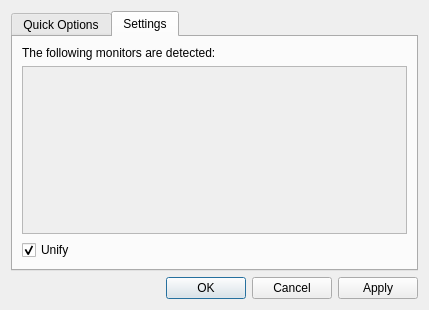
The window that mainwindow.ui (lxqt/lxqt-config) describes before a commit, drawn with Qt 5.
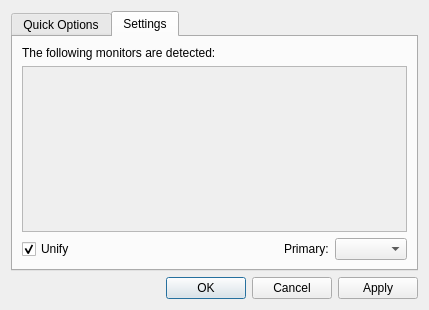
The same window after the commit.

```diff
--- a/mainwindow.ui
+++ b/mainwindow.ui
@@ -90,7 +90,7 @@
             <x>0</x>
             <y>0</y>
             <width>387</width>
-            <height>160</height>
+            <height>154</height>
            </rect>
           </property>
           <layout class="QVBoxLayout" name="monitorLayout">
@@ -112,6 +112,8 @@
         </widget>
        </item>
        <item>
+        <layout class="QHBoxLayout" name="horizontalLayout">
+         <item>
         <widget class="QCheckBox" name="unify">
          <property name="text">
           <string>Unify</string>
@@ -120,6 +122,31 @@
           <bool>true</bool>
          </property>
         </widget>
+         </item>
+         <item>
+          <spacer name="horizontalSpacer">
+           <property name="orientation">
+            <enum>Qt::Horizontal</enum>
+           </property>
+           <property name="sizeHint" stdset="0">
+            <size>
+             <width>40</width>
+             <height>20</height>
+            </size>
+           </property>
+          </spacer>
+         </item>
+         <item>
+          <widget class="QLabel" name="primaryLabel">
+           <property name="text">
+            <string>Primary:</string>
+           </property>
+          </widget>
+         </item>
+         <item>
+          <widget class="QComboBox" name="primaryCombo"/>
+         </item>
+        </layout>
        </item>
       </layout>
      </widget>
```
Lines whose indentation alone changed are shown as unchanged.
